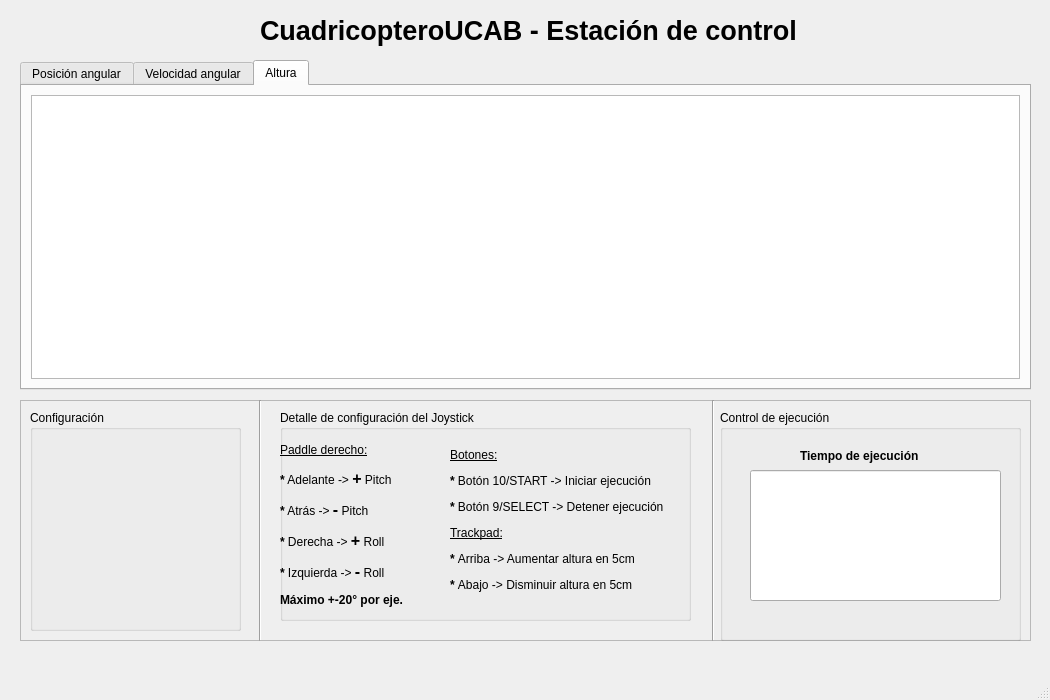
First picture: the form in Python/CuadricopteroUCAB/InterfazPrincipalQt.ui, repository YoshuaNava/TesisCuadricoptero, before the edit.
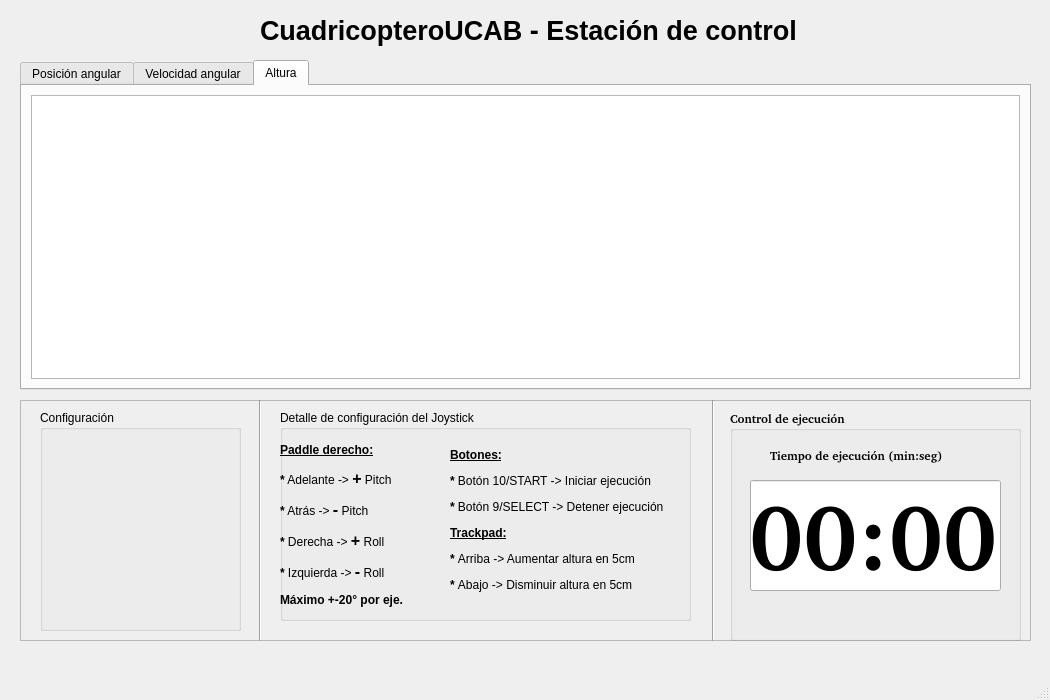
Second picture: the form after the edit. Custom widgets are drawn as their Qt base class.

Commit message: Interfaz en Qt

The edit to the form file:
```diff
--- a/Python/CuadricopteroUCAB/InterfazPrincipalQt.ui
+++ b/Python/CuadricopteroUCAB/InterfazPrincipalQt.ui
@@ -126,6 +126,11 @@
       <height>241</height>
      </rect>
     </property>
+    <property name="font">
+     <font>
+      <underline>false</underline>
+     </font>
+    </property>
     <property name="frameShape">
      <enum>QFrame::StyledPanel</enum>
     </property>
@@ -135,9 +140,9 @@
     <widget class="QGroupBox" name="configuracionSesionVuelo">
      <property name="geometry">
       <rect>
-       <x>10</x>
+       <x>20</x>
        <y>10</y>
-       <width>211</width>
+       <width>201</width>
        <height>221</height>
       </rect>
      </property>
@@ -161,21 +166,28 @@
     <widget class="QGroupBox" name="controlesEJecucion">
      <property name="geometry">
       <rect>
-       <x>700</x>
+       <x>710</x>
        <y>10</y>
-       <width>301</width>
+       <width>291</width>
        <height>231</height>
       </rect>
      </property>
+     <property name="font">
+      <font>
+       <family>Droid Sans [unknown]</family>
+       <weight>75</weight>
+       <bold>true</bold>
+      </font>
+     </property>
      <property name="title">
       <string>Control de ejecución</string>
      </property>
      <widget class="QLabel" name="titulo_tiempoEjecucion">
       <property name="geometry">
        <rect>
-        <x>80</x>
+        <x>40</x>
         <y>30</y>
-        <width>141</width>
+        <width>201</width>
         <height>31</height>
        </rect>
       </property>
@@ -186,18 +198,33 @@
        </font>
       </property>
       <property name="text">
-       <string>Tiempo de ejecución</string>
+       <string>Tiempo de ejecución (min:seg)</string>
       </property>
      </widget>
      <widget class="QLineEdit" name="tiempoEJecucion">
       <property name="geometry">
        <rect>
-        <x>30</x>
-        <y>60</y>
+        <x>20</x>
+        <y>70</y>
         <width>251</width>
-        <height>131</height>
+        <height>111</height>
        </rect>
       </property>
+      <property name="font">
+       <font>
+        <family>Droid Sans [unknown]</family>
+        <pointsize>70</pointsize>
+       </font>
+      </property>
+      <property name="text">
+       <string>00:00</string>
+      </property>
+      <property name="echoMode">
+       <enum>QLineEdit::Normal</enum>
+      </property>
+      <property name="alignment">
+       <set>Qt::AlignCenter</set>
+      </property>
       <property name="readOnly">
        <bool>true</bool>
       </property>
@@ -238,7 +265,7 @@
        </rect>
       </property>
       <property name="text">
-       <string>&lt;html&gt;&lt;head/&gt;&lt;body&gt;&lt;p&gt;&lt;span style=&quot; text-decoration: underline;&quot;&gt;Paddle derecho:&lt;/span&gt;&lt;/p&gt;&lt;p&gt;&lt;span style=&quot; font-weight:600;&quot;&gt;*&lt;/span&gt; Adelante -&amp;gt; &lt;span style=&quot; font-size:12pt; font-weight:600;&quot;&gt;+&lt;/span&gt; Pitch&lt;/p&gt;&lt;p&gt;&lt;span style=&quot; font-weight:600;&quot;&gt;*&lt;/span&gt; Atrás -&amp;gt; &lt;span style=&quot; font-size:12pt; font-weight:600;&quot;&gt;-&lt;/span&gt; Pitch&lt;/p&gt;&lt;p&gt;&lt;span style=&quot; font-weight:600;&quot;&gt;*&lt;/span&gt; Derecha -&amp;gt; &lt;span style=&quot; font-size:12pt; font-weight:600;&quot;&gt;+&lt;/span&gt; Roll&lt;/p&gt;&lt;p&gt;&lt;span style=&quot; font-weight:600;&quot;&gt;*&lt;/span&gt; Izquierda -&amp;gt; &lt;span style=&quot; font-size:12pt; font-weight:600;&quot;&gt;-&lt;/span&gt; Roll&lt;/p&gt;&lt;p&gt;&lt;span style=&quot; font-weight:600;&quot;&gt;Máximo +-20° por eje.&lt;/span&gt;&lt;/p&gt;&lt;/body&gt;&lt;/html&gt;</string>
+       <string>&lt;html&gt;&lt;head/&gt;&lt;body&gt;&lt;p&gt;&lt;span style=&quot; font-weight:600; text-decoration: underline;&quot;&gt;Paddle derecho:&lt;/span&gt;&lt;/p&gt;&lt;p&gt;&lt;span style=&quot; font-weight:600;&quot;&gt;*&lt;/span&gt; Adelante -&amp;gt; &lt;span style=&quot; font-size:12pt; font-weight:600;&quot;&gt;+&lt;/span&gt; Pitch&lt;/p&gt;&lt;p&gt;&lt;span style=&quot; font-weight:600;&quot;&gt;*&lt;/span&gt; Atrás -&amp;gt; &lt;span style=&quot; font-size:12pt; font-weight:600;&quot;&gt;-&lt;/span&gt; Pitch&lt;/p&gt;&lt;p&gt;&lt;span style=&quot; font-weight:600;&quot;&gt;*&lt;/span&gt; Derecha -&amp;gt; &lt;span style=&quot; font-size:12pt; font-weight:600;&quot;&gt;+&lt;/span&gt; Roll&lt;/p&gt;&lt;p&gt;&lt;span style=&quot; font-weight:600;&quot;&gt;*&lt;/span&gt; Izquierda -&amp;gt; &lt;span style=&quot; font-size:12pt; font-weight:600;&quot;&gt;-&lt;/span&gt; Roll&lt;/p&gt;&lt;p&gt;&lt;span style=&quot; font-weight:600;&quot;&gt;Máximo +-20° por eje.&lt;/span&gt;&lt;/p&gt;&lt;/body&gt;&lt;/html&gt;</string>
       </property>
       <property name="alignment">
        <set>Qt::AlignLeading|Qt::AlignLeft|Qt::AlignVCenter</set>
@@ -254,7 +281,7 @@
        </rect>
       </property>
       <property name="text">
-       <string>&lt;html&gt;&lt;head/&gt;&lt;body&gt;&lt;p&gt;&lt;span style=&quot; text-decoration: underline;&quot;&gt;Botones:&lt;/span&gt;&lt;/p&gt;&lt;p&gt;&lt;span style=&quot; font-weight:600;&quot;&gt;* &lt;/span&gt;Botón 10/START -&amp;gt; Iniciar ejecución&lt;/p&gt;&lt;p&gt;&lt;span style=&quot; font-weight:600;&quot;&gt;* &lt;/span&gt;Botón 9/SELECT -&amp;gt; Detener ejecución&lt;/p&gt;&lt;p&gt;&lt;span style=&quot; text-decoration: underline;&quot;&gt;Trackpad:&lt;/span&gt;&lt;/p&gt;&lt;p&gt;&lt;span style=&quot; font-weight:600;&quot;&gt;* &lt;/span&gt;Arriba -&amp;gt; Aumentar altura en 5cm&lt;/p&gt;&lt;p&gt;&lt;span style=&quot; font-weight:600;&quot;&gt;* &lt;/span&gt;Abajo -&amp;gt; Disminuir altura en 5cm&lt;/p&gt;&lt;/body&gt;&lt;/html&gt;</string>
+       <string>&lt;html&gt;&lt;head/&gt;&lt;body&gt;&lt;p&gt;&lt;span style=&quot; font-weight:600; text-decoration: underline;&quot;&gt;Botones:&lt;/span&gt;&lt;/p&gt;&lt;p&gt;&lt;span style=&quot; font-weight:600;&quot;&gt;* &lt;/span&gt;Botón 10/START -&amp;gt; Iniciar ejecución&lt;/p&gt;&lt;p&gt;&lt;span style=&quot; font-weight:600;&quot;&gt;* &lt;/span&gt;Botón 9/SELECT -&amp;gt; Detener ejecución&lt;/p&gt;&lt;p&gt;&lt;span style=&quot; font-weight:600; text-decoration: underline;&quot;&gt;Trackpad:&lt;/span&gt;&lt;/p&gt;&lt;p&gt;&lt;span style=&quot; font-weight:600;&quot;&gt;* &lt;/span&gt;Arriba -&amp;gt; Aumentar altura en 5cm&lt;/p&gt;&lt;p&gt;&lt;span style=&quot; font-weight:600;&quot;&gt;* &lt;/span&gt;Abajo -&amp;gt; Disminuir altura en 5cm&lt;/p&gt;&lt;/body&gt;&lt;/html&gt;</string>
       </property>
      </widget>
     </widget>
```
